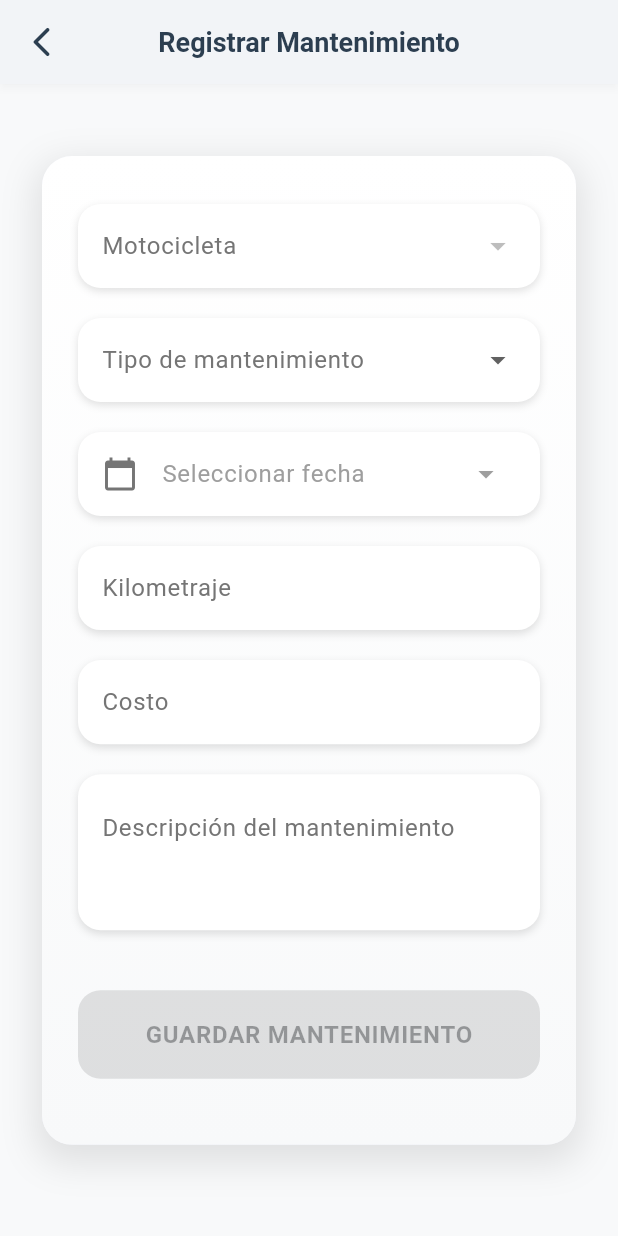
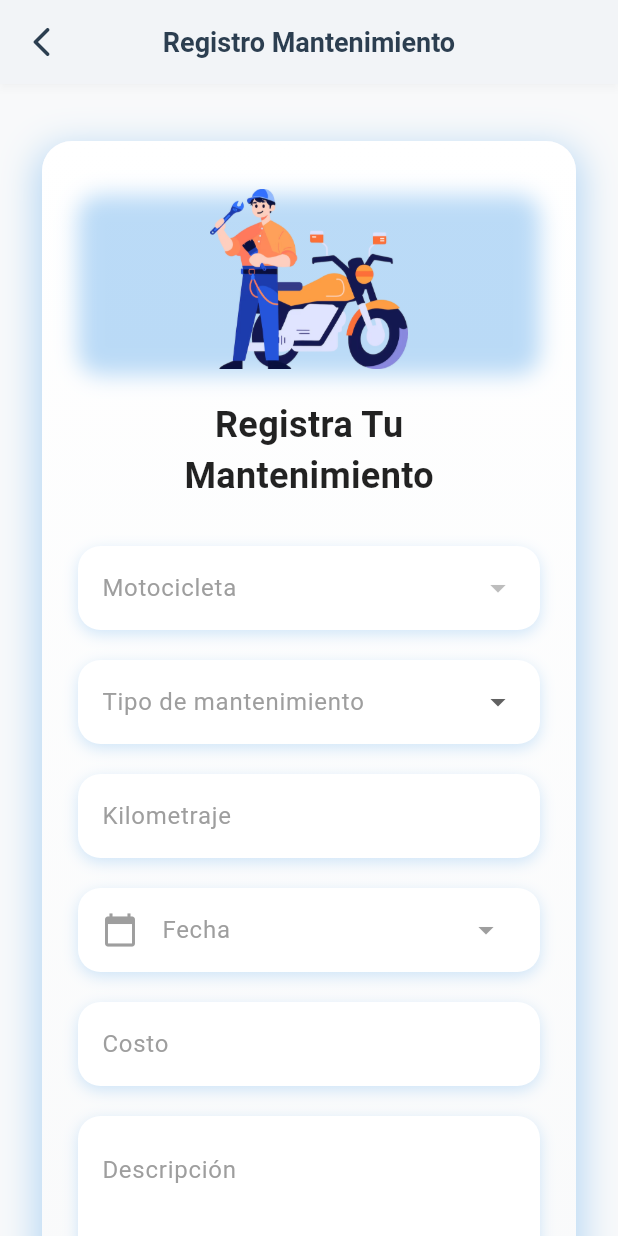
Before and after one commit to ManteniApp/Frontend_ManteniApp, a Flutter app: the MaintenanceRegisterPage screen opened directly with empty values, on a phone screen of 412 x 824 dp. Run offline on Flutter 3.47's test engine with Material 3 defaults, Android fonts, the phone set to English and light mode, and no system bars; our stand-ins replace app_links, dio, google_sign_in, image_picker, salomon_bottom_bar, shared_preferences; accounts and stored records are empty; Roboto replaces fonts that are missing (Poppins).

Commit message:
correccion_navegacion

```diff
--- a/lib/features/maintenance_history/presentation/pages/maintenance_history_page.dart
+++ b/lib/features/maintenance_history/presentation/pages/maintenance_history_page.dart
@@ -247,56 +247,51 @@ class _MaintenanceHistoryPageState extends State<MaintenanceHistoryPage> {
   Future<void> _navigateToCreateMaintenance() async {
     try {
       final motorcycleProvider = context.read<MotorcycleProvider>();
-      final authStorage = AuthStorageService();
-      final token = await authStorage.getToken();
 
-      print('🚀 INICIANDO NAVEGACIÓN A REGISTRO');
-
-      // Verificación básica
-      if (token == null || token.isEmpty) {
-        print('❌ No hay token');
+      if (motorcycleProvider.motorcycles.isEmpty) {
+        ScaffoldMessenger.of(context).showSnackBar(
+          const SnackBar(
+            content: Text('No hay motocicletas registradas'),
+            backgroundColor: Colors.orange,
+          ),
+        );
         return;
       }
 
-      if (motorcycleProvider.motorcycles.isEmpty) {
-        print('❌ No hay motos disponibles');
-        return;
-      }
-
-      // Preparar argumentos SIMPLES para prueba
       List<Map<String, dynamic>> motosArgument = motorcycleProvider.motorcycles.map((moto) {
         return {
-          'id': int.tryParse(moto.id?.toString() ?? '') ?? 0,
+          'id': moto.id ?? 0,
           'marca': moto.brand,
           'modelo': moto.model,
         };
       }).toList();
 
-      print('📱 Navegando con argumentos: ${motosArgument.length} moto(s)');
+      print('📱 Navegando a registro con ${motosArgument.length} moto(s)');
 
-
-      final result = await Navigator.push(
+      // ✅ Navegación simple - el usuario regresará manualmente con el botón back
+      await Navigator.push(
         context,
         MaterialPageRoute(
           builder: (context) => MaintenanceRegisterPage(motos: motosArgument),
         ),
       );
 
-      // Recargar historial después de regresar
-      if (result == true) {
-        print('🔄 Recargando historial...');
+      // Esto se ejecuta cuando el usuario regresa manualmente
+      if (mounted) {
+        print('🔄 Usuario regresó - Recargando historial...');
         context.read<MaintenanceHistoryProvider>().loadMaintenanceHistory();
 
         ScaffoldMessenger.of(context).showSnackBar(
           const SnackBar(
-            content: Text('Mantenimiento registrado exitosamente'),
+            content: Text('Historial actualizado'),
             backgroundColor: Colors.green,
             duration: Duration(seconds: 2),
           ),
         );
       }
+
     } catch (e) {
-      print('💥 ERROR CRÍTICO en navegación: $e');
+      print('💥 ERROR en navegación: $e');
       if (mounted) {
         ScaffoldMessenger.of(context).showSnackBar(
           SnackBar(
@@ -326,7 +321,15 @@ class _MaintenanceHistoryPageState extends State<MaintenanceHistoryPage> {
         elevation: 0,
         leading: IconButton(
           icon: const Icon(Icons.arrow_back, color: Colors.black),
-          onPressed: () => Navigator.pop(context),
+          onPressed: () {
+            // Siempre intentar pop dentro del Navigator anidado del historial
+            if (Navigator.of(context).canPop()) {
+              Navigator.of(context).pop();
+            } else {
+              // Si no se puede pop, no hacer nada (quedarse en el historial)
+              print('ℹ️ Ya estás en la raíz del tab de historial');
+            }
+          },
         ),
         title: const Text(
           'Historial',
--- a/lib/features/register_maintenance/presentation/pages/maintenance_register_page.dart
+++ b/lib/features/register_maintenance/presentation/pages/maintenance_register_page.dart
@@ -32,7 +32,7 @@ class MaintenanceRegisterPage extends StatelessWidget {
             onPressed: () => Navigator.pop(context),
           ),
           title: const Text(
-            'Registrar Mantenimiento',
+            'Registro Mantenimiento',
             style: TextStyle(
               color: Color(0xFF2c3e50),
               fontWeight: FontWeight.w700,
@@ -100,8 +100,7 @@ class _MaintenanceRegisterBody extends StatelessWidget {
             child: Column(
               crossAxisAlignment: CrossAxisAlignment.start,
               children: [
-                // ELIMINADO: Se quitó completamente _buildHeader() que contenía "MantenlApp"
-                const SizedBox(height: 20), // Espacio reducido
+                const SizedBox(height: 10),
                 _buildFormCard(context, provider, motos),
               ],
             ),
@@ -117,7 +116,7 @@ class _MaintenanceRegisterBody extends StatelessWidget {
         borderRadius: BorderRadius.circular(20),
         boxShadow: [
           BoxShadow(
-            color: Colors.black.withOpacity(0.1),
+            color: const Color(0xFF1E88E5).withOpacity(0.3),
             blurRadius: 20,
             offset: const Offset(0, 8),
           ),
@@ -142,7 +141,6 @@ class _MaintenanceRegisterBody extends StatelessWidget {
               padding: const EdgeInsets.all(24.0),
               child: Column(
                 children: [
-                  // ELIMINADO: Se quitó el título duplicado "Registrar Mantenimiento"
                   const SizedBox(height: 8),
                   MaintenanceForm(provider: provider, motos: motos),
                 ],
--- a/lib/features/register_maintenance/presentation/providers/maintenance_provider.dart
+++ b/lib/features/register_maintenance/presentation/providers/maintenance_provider.dart
@@ -104,7 +104,7 @@ class MaintenanceProvider with ChangeNotifier {
     if (!isFormValid) return false;
 
     _isLoading = true;
-    _isCreating = true; // ← MARCAR COMO EN PROCESO
+    _isCreating = true;
     _error = null;
     notifyListeners();
 
--- a/lib/features/register_maintenance/presentation/widgets/maintenance_form.dart
+++ b/lib/features/register_maintenance/presentation/widgets/maintenance_form.dart
@@ -24,13 +24,17 @@ class _MaintenanceFormState extends State<MaintenanceForm> {
     return SingleChildScrollView(
       child: Column(
         children: [
+          _buildHeaderImage(),
+          const SizedBox(height: 20),
+          _buildTitle(),
+          const SizedBox(height: 30),
           _buildMotoDropdown(),
           const SizedBox(height: 20),
           _buildTipoDropdown(),
           const SizedBox(height: 20),
+          _buildKilometrajeField(),
+          const SizedBox(height: 20),
           _buildDatePicker(context),
-          const SizedBox(height: 20),
-          _buildKilometrajeField(),
           const SizedBox(height: 20),
           _buildCostoField(),
           const SizedBox(height: 20),
@@ -38,10 +42,69 @@ class _MaintenanceFormState extends State<MaintenanceForm> {
           const SizedBox(height: 30),
           if (widget.provider.error != null) _buildErrorWidget(),
           const SizedBox(height: 10),
-          _buildSaveButton(context),
+          _buildConfirmButton(context),
           const SizedBox(height: 20),
         ],
       ),
+    );
+  }
+
+  Widget _buildHeaderImage() {
+    return Container(
+      height: 120, // Reducido para mejor proporción
+      width: double.infinity,
+      decoration: BoxDecoration(
+        borderRadius: BorderRadius.circular(15),
+        boxShadow: [
+          BoxShadow(
+            color: const Color(0xFF1E88E5).withOpacity(0.3),
+            blurRadius: 12,
+            offset: const Offset(0, 4),
+          ),
+        ],
+      ),
+      child: ClipRRect(
+        borderRadius: BorderRadius.circular(15),
+        child: Image.asset(
+          'assets/img/mecanico.png',
+          fit: BoxFit.contain, // Cambiado a contain para ver imagen completa
+          width: double.infinity,
+          height: double.infinity,
+          errorBuilder: (context, error, stackTrace) {
+            return Container(
+              color: Colors.grey[200],
+              child: const Icon(
+                Icons.two_wheeler,
+                size: 60,
+                color: Colors.grey,
+              ),
+            );
+          },
+        ),
+      ),
+    );
+  }
+
+  Widget _buildTitle() {
+    return const Column(
+      children: [
+        Text(
+          'Registra Tu',
+          style: TextStyle(
+            fontSize: 24,
+            fontWeight: FontWeight.bold,
+            color: Colors.black87,
+          ),
+        ),
+        Text(
+          'Mantenimiento',
+          style: TextStyle(
+            fontSize: 24,
+            fontWeight: FontWeight.bold,
+            color: Colors.black87,
+          ),
+        ),
+      ],
     );
   }
 
@@ -52,9 +115,9 @@ class _MaintenanceFormState extends State<MaintenanceForm> {
         borderRadius: BorderRadius.circular(15),
         boxShadow: [
           BoxShadow(
-            color: Colors.black12,
-            blurRadius: 4,
-            offset: const Offset(0, 2),
+            color: const Color(0xFF1E88E5).withOpacity(0.2),
+            blurRadius: 8,
+            offset: const Offset(0, 3),
           ),
         ],
       ),
@@ -62,10 +125,10 @@ class _MaintenanceFormState extends State<MaintenanceForm> {
         padding: const EdgeInsets.symmetric(horizontal: 16),
         child: DropdownButtonFormField<String>(
           value: widget.provider.selectedMotoId?.toString(),
-          decoration: InputDecoration(
+          decoration: const InputDecoration(
             border: InputBorder.none,
             labelText: 'Motocicleta',
-            labelStyle: TextStyle(color: Colors.grey[600]),
+            labelStyle: TextStyle(color: Colors.grey),
           ),
           items: widget.motos.map((moto) {
             return DropdownMenuItem<String>(
@@ -88,9 +151,9 @@ class _MaintenanceFormState extends State<MaintenanceForm> {
         borderRadius: BorderRadius.circular(15),
         boxShadow: [
           BoxShadow(
-            color: Colors.black12,
-            blurRadius: 4,
-            offset: const Offset(0, 2),
+            color: const Color(0xFF1E88E5).withOpacity(0.2),
+            blurRadius: 8,
+            offset: const Offset(0, 3),
           ),
         ],
       ),
@@ -98,10 +161,10 @@ class _MaintenanceFormState extends State<MaintenanceForm> {
         padding: const EdgeInsets.symmetric(horizontal: 16),
         child: DropdownButtonFormField<String>(
           value: widget.provider.selectedTipo,
-          decoration: InputDecoration(
+          decoration: const InputDecoration(
             border: InputBorder.none,
             labelText: 'Tipo de mantenimiento',
-            labelStyle: TextStyle(color: Colors.grey[600]),
+            labelStyle: TextStyle(color: Colors.grey),
           ),
           items: widget.provider.tiposMantenimiento.map((String value) {
             return DropdownMenuItem<String>(
@@ -122,20 +185,21 @@ class _MaintenanceFormState extends State<MaintenanceForm> {
         borderRadius: BorderRadius.circular(15),
         boxShadow: [
           BoxShadow(
-            color: Colors.black12,
-            blurRadius: 4,
-            offset: const Offset(0, 2),
+            color: const Color(0xFF1E88E5).withOpacity(0.2),
+            blurRadius: 8,
+            offset: const Offset(0, 3),
           ),
         ],
       ),
       child: ListTile(
-        leading: Icon(Icons.calendar_today, color: Colors.grey[600]),
+        leading: const Icon(Icons.calendar_today, color: Colors.grey),
         title: Text(
           widget.provider.selectedDate != null
               ? DateFormat('dd/MM/yyyy').format(widget.provider.selectedDate!)
-              : 'Seleccionar fecha',
+              : 'Fecha',
           style: TextStyle(
             color: widget.provider.selectedDate != null ? Colors.black : Colors.grey,
+            fontSize: 16,
           ),
         ),
         trailing: const Icon(Icons.arrow_drop_down, color: Colors.grey),
@@ -151,9 +215,9 @@ class _MaintenanceFormState extends State<MaintenanceForm> {
         borderRadius: BorderRadius.circular(15),
         boxShadow: [
           BoxShadow(
-            color: Colors.black12,
-            blurRadius: 4,
-            offset: const Offset(0, 2),
+            color: const Color(0xFF1E88E5).withOpacity(0.2),
+            blurRadius: 8,
+            offset: const Offset(0, 3),
           ),
         ],
       ),
@@ -161,11 +225,12 @@ class _MaintenanceFormState extends State<MaintenanceForm> {
         padding: const EdgeInsets.symmetric(horizontal: 16),
         child: TextFormField(
           keyboardType: TextInputType.number,
-          decoration: InputDecoration(
+          decoration: const InputDecoration(
             border: InputBorder.none,
             labelText: 'Kilometraje',
-            labelStyle: TextStyle(color: Colors.grey[600]),
+            labelStyle: TextStyle(color: Colors.grey),
             suffixText: 'km',
+            suffixStyle: TextStyle(color: Colors.grey),
           ),
           onChanged: (value) {
             if (value.isNotEmpty) {
@@ -186,9 +251,9 @@ class _MaintenanceFormState extends State<MaintenanceForm> {
         borderRadius: BorderRadius.circular(15),
         boxShadow: [
           BoxShadow(
-            color: Colors.black12,
-            blurRadius: 4,
-            offset: const Offset(0, 2),
+            color: const Color(0xFF1E88E5).withOpacity(0.2),
+            blurRadius: 8,
+            offset: const Offset(0, 3),
           ),
         ],
       ),
@@ -196,19 +261,23 @@ class _MaintenanceFormState extends State<MaintenanceForm> {
         padding: const EdgeInsets.symmetric(horizontal: 16),
         child: TextFormField(
           keyboardType: TextInputType.numberWithOptions(decimal: true),
-          decoration: InputDecoration(
+          decoration: const InputDecoration(
             border: InputBorder.none,
             labelText: 'Costo',
-            labelStyle: TextStyle(color: Colors.grey[600]),
-            prefixText: '\$',
+            labelStyle: TextStyle(color: Colors.grey),
+            prefixText: '\$ ',
+            prefixStyle: TextStyle(
+              color: Colors.black,
+              fontWeight: FontWeight.w500,
+            ),
           ),
           onChanged: (value) {
             if (value.isNotEmpty) {
-            final costo = double.tryParse(value.replaceAll(',', '.'));
-            widget.provider.setCosto(costo);
-            print('💰 Costo ingresado: "$value" -> $costo');
-          } else {
-            widget.provider.setCosto(null);
+              final costo = double.tryParse(value.replaceAll(',', '.'));
+              widget.provider.setCosto(costo);
+              print('💰 Costo ingresado: "$value" -> $costo');
+            } else {
+              widget.provider.setCosto(null);
             }
           },
         ),
@@ -223,9 +292,9 @@ class _MaintenanceFormState extends State<MaintenanceForm> {
         borderRadius: BorderRadius.circular(15),
         boxShadow: [
           BoxShadow(
-            color: Colors.black12,
-            blurRadius: 4,
-            offset: const Offset(0, 2),
+            color: const Color(0xFF1E88E5).withOpacity(0.2),
+            blurRadius: 8,
+            offset: const Offset(0, 3),
           ),
         ],
       ),
@@ -233,10 +302,10 @@ class _MaintenanceFormState extends State<MaintenanceForm> {
         padding: const EdgeInsets.symmetric(horizontal: 16),
         child: TextFormField(
           maxLines: 3,
-          decoration: InputDecoration(
+          decoration: const InputDecoration(
             border: InputBorder.none,
-            labelText: 'Descripción del mantenimiento',
-            labelStyle: TextStyle(color: Colors.grey[600]),
+            labelText: 'Descripción',
+            labelStyle: TextStyle(color: Colors.grey),
             alignLabelWithHint: true,
           ),
           onChanged: widget.provider.setDescripcion,
@@ -252,19 +321,26 @@ class _MaintenanceFormState extends State<MaintenanceForm> {
         color: Colors.red[50],
         borderRadius: BorderRadius.circular(8),
         border: Border.all(color: Colors.red),
+        boxShadow: [
+          BoxShadow(
+            color: Colors.red.withOpacity(0.2),
+            blurRadius: 8,
+            offset: const Offset(0, 3),
+          ),
+        ],
       ),
       child: Row(
         children: [
-          Icon(Icons.error, color: Colors.red),
+          const Icon(Icons.error, color: Colors.red),
           const SizedBox(width: 8),
           Expanded(
             child: Text(
               widget.provider.error!,
-              style: TextStyle(color: Colors.red[700]),
+              style: const TextStyle(color: Colors.red),
             ),
           ),
           IconButton(
-            icon: Icon(Icons.close, color: Colors.red),
+            icon: const Icon(Icons.close, color: Colors.red),
             onPressed: widget.provider.clearError,
           ),
         ],
@@ -272,8 +348,7 @@ class _MaintenanceFormState extends State<MaintenanceForm> {
     );
   }
 
-
-  Widget _buildSaveButton(BuildContext context) {
+  Widget _buildConfirmButton(BuildContext context) {
     return SizedBox(
       width: double.infinity,
       child: ElevatedButton(
@@ -281,15 +356,15 @@ class _MaintenanceFormState extends State<MaintenanceForm> {
           backgroundColor: widget.provider.isFormValid &&
                          !widget.provider.isLoading &&
                          !_isProcessing
-              ? const Color(0xFF1E88E5) // ← CAMBIADO A AZUL
-              : Colors.grey.shade400,
-          foregroundColor: Colors.white, // ← CAMBIADO A BLANCO
+              ? const Color(0xFF1E88E5)
+              : Colors.grey,
+          foregroundColor: Colors.white,
           padding: const EdgeInsets.symmetric(vertical: 18),
           shape: RoundedRectangleBorder(
             borderRadius: BorderRadius.circular(15),
           ),
-          elevation: 4,
-          shadowColor: Colors.black.withOpacity(0.3),
+          elevation: 8,
+          shadowColor: const Color(0xFF1E88E5).withOpacity(0.5),
         ),
         onPressed: (widget.provider.isFormValid &&
                    !widget.provider.isLoading &&
@@ -314,7 +389,7 @@ class _MaintenanceFormState extends State<MaintenanceForm> {
                   ScaffoldMessenger.of(context).showSnackBar(
                     SnackBar(
                       content: const Text('Mantenimiento registrado exitosamente'),
-                      backgroundColor: Colors.green.shade600,
+                      backgroundColor: Colors.green,
                       behavior: SnackBarBehavior.floating,
                       shape: RoundedRectangleBorder(
                         borderRadius: BorderRadius.circular(10),
@@ -327,7 +402,7 @@ class _MaintenanceFormState extends State<MaintenanceForm> {
                   ScaffoldMessenger.of(context).showSnackBar(
                     SnackBar(
                       content: Text('Error: ${widget.provider.error}'),
-                      backgroundColor: Colors.red.shade600,
+                      backgroundColor: Colors.red,
                       behavior: SnackBarBehavior.floating,
                       shape: RoundedRectangleBorder(
                         borderRadius: BorderRadius.circular(10),
@@ -347,7 +422,7 @@ class _MaintenanceFormState extends State<MaintenanceForm> {
                 ),
               )
             : const Text(
-                'GUARDAR MANTENIMIENTO',
+                'Guardar Mantenimiento',
                 style: TextStyle(
                   fontSize: 16,
                   fontWeight: FontWeight.w700,
```
Also changed, not shown: assets/img/mecanico.png (added).
